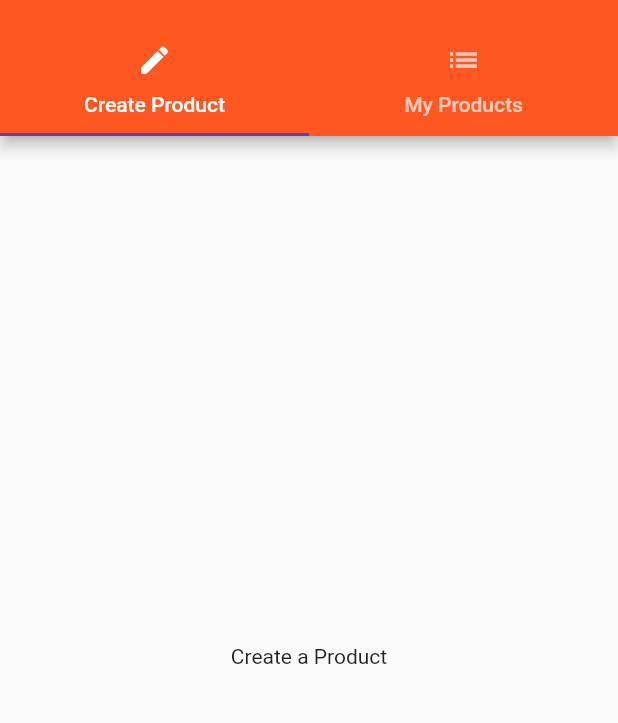
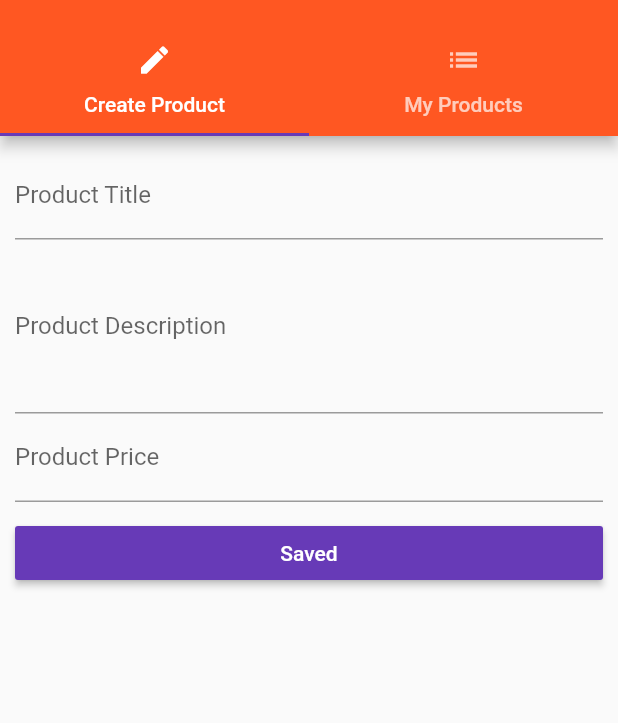
Before and after one commit to esirioneyibo/flutter-productsmanager, a Flutter app: the ProductsAdminPage screen opened by its route, on a phone screen of 412 x 824 dp, the part 59-782 px from its top. Run offline on Flutter 3.47's test engine with Material 2 defaults, Android fonts, the phone set to English and light mode, and no system bars.

Commit message:
Added auth fields and product addition forms

```diff
--- a/lib/pages/product_create.dart
+++ b/lib/pages/product_create.dart
@@ -1,8 +1,77 @@
 import 'package:flutter/material.dart';
 
-class ProductCreatePage extends StatelessWidget {
+class ProductCreatePage extends StatefulWidget {
+  final Function addProduct;
+
+  ProductCreatePage(this.addProduct);
+
+  @override
+  State<StatefulWidget> createState() {
+    return _ProductCreatePageState();
+  }
+}
+
+class _ProductCreatePageState extends State<ProductCreatePage> {
+  String _titleValue = '';
+  String _descriptionValue = '';
+  double _priceValue;
+
   @override
   Widget build(BuildContext context) {
-    return Center(child: Text('Create a Product'));
+    return Container(
+      margin: EdgeInsets.all(10.0),
+      child: ListView(
+        children: <Widget>[
+          TextField(
+            decoration: InputDecoration(
+              labelText: 'Product Title',
+            ),
+            onChanged: (String value) {
+              setState(() {
+                _titleValue = value;
+              });
+            },
+          ),
+          TextField(
+            decoration: InputDecoration(
+              labelText: 'Product Description',
+            ),
+            maxLines: 4,
+            onChanged: (String value) {
+              setState(() {
+                _descriptionValue = value;
+              });
+            },
+          ),
+          TextField(
+            decoration: InputDecoration(
+              labelText: 'Product Price',
+            ),
+            keyboardType: TextInputType.number,
+            onChanged: (String value) {
+              setState(() {
+              _priceValue = double.parse(value);
+              });
+            },
+          ),
+          SizedBox(height: 10.0),
+          RaisedButton(
+            child: Text('Saved'),
+            color: Theme.of(context).accentColor,
+            textColor: Colors.white,
+            onPressed: () {
+              final Map<String, dynamic> product = {
+                'title': _titleValue,
+                'description': _descriptionValue,
+                'price': _priceValue,
+                'image': 'assets/food.jpg'
+              };
+              widget.addProduct(product);
+              Navigator.pushReplacementNamed(context, '/products');
+            },
+          )
+        ],
+      ),
+    );
   }
 }
--- a/lib/pages/products_admin.dart
+++ b/lib/pages/products_admin.dart
@@ -1,11 +1,15 @@
 import 'package:flutter/material.dart';
 import 'package:flutter_project/pages/product_create.dart';
 
-import './products.dart';
-import './product_list.dart';
+import './product_create.dart';
 import './product_list.dart';
 
 class ProductsAdminPage extends StatelessWidget {
+  final Function addProduct;
+  final Function deleteProduct;
+
+  ProductsAdminPage(this.addProduct, this.deleteProduct);
+
   @override
   Widget build(BuildContext context) {
     return DefaultTabController(
@@ -21,7 +25,7 @@ class ProductsAdminPage extends StatelessWidget {
                 ListTile(
                   title: Text('All Products'),
                   onTap: () {
-                    Navigator.pushReplacementNamed(context, '/');
+                    Navigator.pushReplacementNamed(context, '/products');
                   },
                 ),
               ],
@@ -37,7 +41,7 @@ class ProductsAdminPage extends StatelessWidget {
             ),
             body: TabBarView(
               children: <Widget>[
-                ProductCreatePage(),
+                ProductCreatePage(addProduct),
                 ProductListPage()
               ],
             ),));
```
Also changed, not shown: lib/main.dart (+7 -7 lines), lib/pages/auth.dart (+56 -7 lines), lib/pages/products.dart (+3 -5 lines), lib/product_control.dart (deleted, +0 -18 lines), lib/product_manager.dart (+3 -10 lines), lib/products.dart (+4 -12 lines), lib/pages/product.dart (indentation only).
